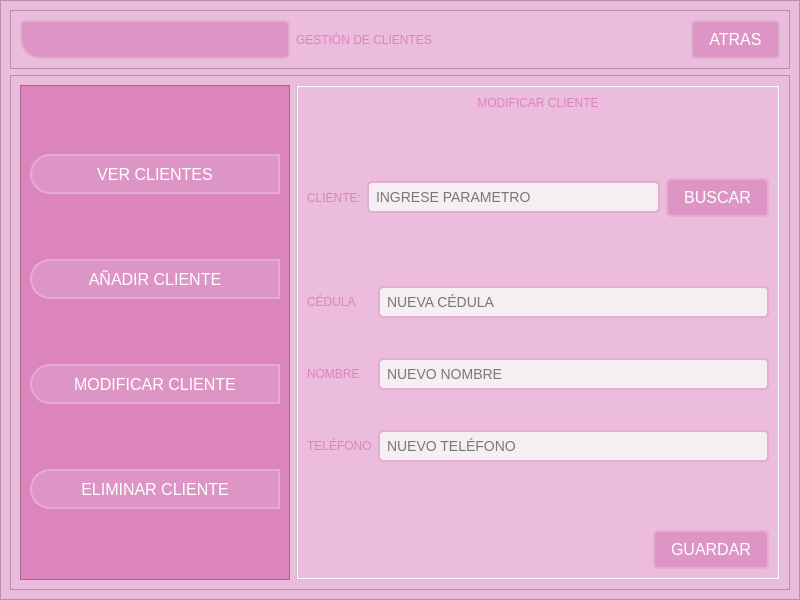
This is GUI/sub_ventanas/ui/gestion_clientes/GestionClientes.ui in C-Sebastian-M/GLAM_MAKEUP_STORE as Qt 5 draws it before an edit. The edited form follows.
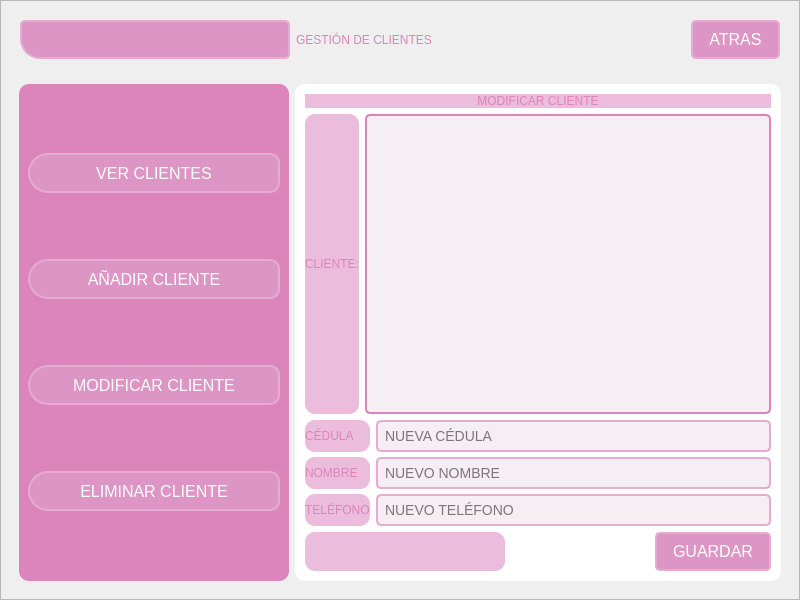
This is the edited form. The open tabs and pages were chosen to show the change. Icons and pictures are not drawn.

Commit message: modificación ui clientes, servicios

```diff
--- a/GUI/sub_ventanas/ui/gestion_clientes/GestionClientes.ui
+++ b/GUI/sub_ventanas/ui/gestion_clientes/GestionClientes.ui
@@ -45,7 +45,7 @@
     <item>
      <widget class="QFrame" name="frame">
       <property name="styleSheet">
-       <string notr="true">background-color: rgb(235, 188, 220);</string>
+       <string notr="true"/>
       </property>
       <property name="frameShape">
        <enum>QFrame::StyledPanel</enum>
@@ -70,7 +70,7 @@
          </property>
          <property name="styleSheet">
           <string notr="true">QFrame{
-background-color: rgb(235, 188, 220);
+background-color: transparent;
 }
 
 QPushButton {
@@ -163,6 +163,10 @@
           </item>
           <item>
            <widget class="QLabel" name="label_5">
+            <property name="styleSheet">
+             <string notr="true">background-color: transparent
+</string>
+            </property>
             <property name="text">
              <string>GESTIÓN DE CLIENTES</string>
             </property>
@@ -209,6 +213,10 @@
            <height>0</height>
           </size>
          </property>
+         <property name="styleSheet">
+          <string notr="true">border-radius: 10px
+</string>
+         </property>
          <property name="frameShape">
           <enum>QFrame::StyledPanel</enum>
          </property>
@@ -410,21 +418,35 @@
 }
 
 QTableWidget {
-	background-color: rgb(255, 255, 255);
-	color: rgb(0, 0, 0);
-	gridline-color: #dc84bc;
-	font-size: 12pt;
-	color: #000000;
+    background-color: #f5eef2;
+    gridline-color: #dc84bc;
+    font-size: 14px;
 }
+
 QHeaderView::section {
-	background-color: #dc84bc;
-	border: 1px solid rgb(0, 0, 0);
-	font-size: 12pt;
+    background-color: #dc84bc;
+    color: #ffffff;
+    padding: 5px;
+    border: 1px solid #dc84bc;
 }
-QTableWidget QTableCornerButton::section {
-	background-color: rgb(220, 132, 188) ;
-	border: 1px solid rgb(255, 255, 255);
-}</string>
+
+QTableWidget::item {
+    border: 1px solid #dc84bc;
+}
+
+QTableWidget::item:alternate {
+    background-color: #e4acd0;
+}
+
+QTableWidget::item:!selected {
+    background-color: #ebbcdc;
+}
+
+QTableWidget::item:selected {
+    background-color: #d484b4;
+    color: #ffffff;
+}
+</string>
             </property>
             <property name="frameShape">
              <enum>QFrame::StyledPanel</enum>
@@ -729,19 +751,6 @@
                    </property>
                   </widget>
                  </item>
-                 <item>
-                  <spacer name="verticalSpacer_3">
-                   <property name="orientation">
-                    <enum>Qt::Vertical</enum>
-                   </property>
-                   <property name="sizeHint" stdset="0">
-                    <size>
-                     <width>20</width>
-                     <height>40</height>
-                    </size>
-                   </property>
-                  </spacer>
-                 </item>
                  <item>
                   <layout class="QHBoxLayout" name="horizontalLayout_9">
                    <item>
@@ -752,50 +761,44 @@
                     </widget>
                    </item>
                    <item>
-                    <widget class="QLineEdit" name="lineEdit_buscarModificar">
-                     <property name="placeholderText">
-                      <string>INGRESE PARAMETRO</string>
-                     </property>
-                    </widget>
-                   </item>
-                   <item>
-                    <widget class="QPushButton" name="pushButton_buscarModificar">
-                     <property name="text">
-                      <string>BUSCAR</string>
-                     </property>
-                     <property name="icon">
-                      <iconset>
-                       <normaloff>../../../recursos/images/account-search-outline.png</normaloff>../../../recursos/images/account-search-outline.png</iconset>
-                     </property>
-                     <property name="iconSize">
-                      <size>
-                       <width>38</width>
-                       <height>29</height>
-                      </size>
+                    <widget class="QListWidget" name="listWidget_modificar">
+                     <property name="styleSheet">
+                      <string notr="true">QListView {
+            background-color: #f5eef2;
+            color: #000000;
+            border: 2px solid #dc84bc;
+            border-radius: 5px;
+            padding: 5px;
+        }
+        QListView::item {
+            background-color: #e4acd0;
+            border: 1px solid #dc84bc;
+            border-radius: 5px;
+            padding: 5px;
+            margin: 3px;
+        }
+        QListView::item:selected {
+            background-color: #dc84bc;
+            color: #ffffff;
+        }
+        QListView::item:hover {
+            background-color: #ebbcdc;
+            color: #000000;
+        }
+        QListView::item:alternate {
+            background-color: #e4c4d4;
+        }</string>
                      </property>
                     </widget>
                    </item>
                   </layout>
                  </item>
-                 <item>
-                  <spacer name="verticalSpacer_4">
-                   <property name="orientation">
-                    <enum>Qt::Vertical</enum>
-                   </property>
-                   <property name="sizeHint" stdset="0">
-                    <size>
-                     <width>20</width>
-                     <height>40</height>
-                    </size>
-                   </property>
-                  </spacer>
-                 </item>
                  <item>
                   <layout class="QHBoxLayout" name="horizontalLayout_7">
                    <item>
                     <layout class="QVBoxLayout" name="verticalLayout_11">
                      <property name="spacing">
-                      <number>40</number>
+                      <number>5</number>
                      </property>
                      <item>
                       <widget class="QLabel" name="label_12">
@@ -823,7 +826,7 @@
                    <item>
                     <layout class="QVBoxLayout" name="verticalLayout_10">
                      <property name="spacing">
-                      <number>40</number>
+                      <number>5</number>
                      </property>
                      <item>
                       <widget class="QLineEdit" name="lineEdit_nuevaCedula">
@@ -850,19 +853,6 @@
                    </item>
                   </layout>
                  </item>
-                 <item>
-                  <spacer name="verticalSpacer_5">
-                   <property name="orientation">
-                    <enum>Qt::Vertical</enum>
-                   </property>
-                   <property name="sizeHint" stdset="0">
-                    <size>
-                     <width>20</width>
-                     <height>40</height>
-                    </size>
-                   </property>
-                  </spacer>
-                 </item>
                  <item>
                   <layout class="QHBoxLayout" name="horizontalLayout_8">
                    <item>
```
Left out of the diff: 66 changed lines with no effect on the pictures. The commit also changes 9 other files.
